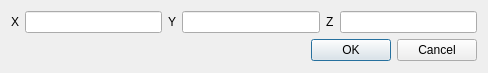
First picture: the form in library/tulip-gui/designer/CoordEditor.ui, repository Tulip-Dev/tulip, before the edit.
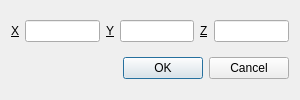
Second picture: the form after the edit. Icons and pictures are not drawn.

Commit message:
uniformize initial position of graph properties edition dialogs for more coherency: set it to the center of the Tulip window
set minimimum size to some dialogs in order to get a proper initial display and make the whole dialog title readable

What changed in the file:
```diff
--- a/library/tulip-gui/designer/CoordEditor.ui
+++ b/library/tulip-gui/designer/CoordEditor.ui
@@ -6,10 +6,16 @@
    <rect>
     <x>0</x>
     <y>0</y>
-    <width>488</width>
-    <height>73</height>
+    <width>300</width>
+    <height>100</height>
    </rect>
   </property>
+  <property name="minimumSize">
+   <size>
+    <width>300</width>
+    <height>100</height>
+   </size>
+  </property>
   <property name="windowTitle">
    <string>Edit coord</string>
   </property>
@@ -29,7 +35,7 @@
      <item>
       <widget class="QLabel" name="xLabel">
        <property name="text">
-        <string>X</string>
+        <string>&amp;X</string>
        </property>
        <property name="wordWrap">
         <bool>true</bool>
@@ -45,7 +51,7 @@
      <item>
       <widget class="QLabel" name="yLabel">
        <property name="text">
-        <string>Y</string>
+        <string>&amp;Y</string>
        </property>
        <property name="buddy">
         <cstring>yLineEdit</cstring>
@@ -58,7 +64,7 @@
      <item>
       <widget class="QLabel" name="zLabel">
        <property name="text">
-        <string>Z</string>
+        <string>&amp;Z</string>
        </property>
        <property name="buddy">
         <cstring>zLineEdit</cstring>
```
Left out of the diff: 2 changed lines with no effect on the pictures. The commit also changes 7 other files.
